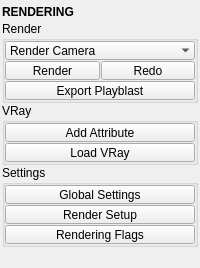
This is tentacle/ui/rendering.ui in m3trik/tentacle as Qt 5 draws it before an edit. The edited form follows.
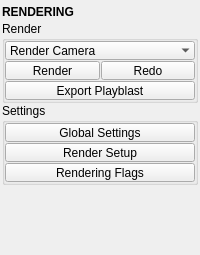
This is the edited form. Custom widgets are drawn as their Qt base class.

Commit message: slots/ui: ExpandableList-driven feature menus, lighting/rendering trim

What changed in the file:
```diff
--- a/tentacle/ui/rendering.ui
+++ b/tentacle/ui/rendering.ui
@@ -195,74 +195,6 @@
         </layout>
        </widget>
       </item>
-      <item>
-       <widget class="CollapsableGroup" name="groupBox_4">
-        <property name="title">
-         <string>VRay</string>
-        </property>
-        <layout class="QVBoxLayout" name="verticalLayout_3">
-         <property name="spacing">
-          <number>1</number>
-         </property>
-         <property name="leftMargin">
-          <number>0</number>
-         </property>
-         <property name="topMargin">
-          <number>0</number>
-         </property>
-         <property name="rightMargin">
-          <number>0</number>
-         </property>
-         <property name="bottomMargin">
-          <number>0</number>
-         </property>
-         <item>
-          <widget class="QPushButton" name="b005">
-           <property name="minimumSize">
-            <size>
-             <width>0</width>
-             <height>19</height>
-            </size>
-           </property>
-           <property name="maximumSize">
-            <size>
-             <width>16777215</width>
-             <height>19</height>
-            </size>
-           </property>
-           <property name="toolTip">
-            <string/>
-           </property>
-           <property name="text">
-            <string>Add Attribute</string>
-           </property>
-          </widget>
-         </item>
-         <item>
-          <widget class="QPushButton" name="b006">
-           <property name="minimumSize">
-            <size>
-             <width>0</width>
-             <height>19</height>
-            </size>
-           </property>
-           <property name="maximumSize">
-            <size>
-             <width>16777215</width>
-             <height>19</height>
-            </size>
-           </property>
-           <property name="toolTip">
-            <string/>
-           </property>
-           <property name="text">
-            <string>Load VRay</string>
-           </property>
-          </widget>
-         </item>
-        </layout>
-       </widget>
-      </item>
       <item>
        <widget class="CollapsableGroup" name="groupBox_3">
         <property name="title">
```
Left out of the diff: 3 changed lines with no effect on the pictures. The commit also changes 15 other files.
